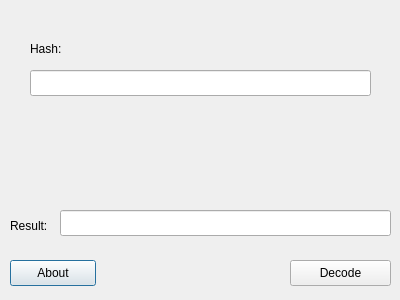
Before: the Qt Designer form decode.ui in PuruPuru71/httagen, drawn with Qt 5.
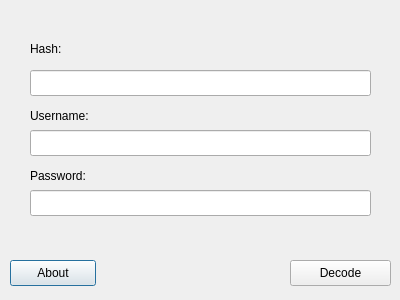
After: the same form once the commit is applied.

Commit message: implement mostly functional decoder

```diff
--- a/decode.ui
+++ b/decode.ui
@@ -51,25 +51,31 @@
   <widget class="QLabel" name="resultLabel">
    <property name="geometry">
     <rect>
-     <x>10</x>
-     <y>210</y>
-     <width>41</width>
+     <x>30</x>
+     <y>100</y>
+     <width>71</width>
      <height>31</height>
     </rect>
    </property>
    <property name="text">
-    <string>Result:</string>
+    <string>Username:</string>
    </property>
   </widget>
-  <widget class="QLineEdit" name="resultField">
+  <widget class="QLineEdit" name="usernameField">
+   <property name="enabled">
+    <bool>true</bool>
+   </property>
    <property name="geometry">
     <rect>
-     <x>60</x>
-     <y>210</y>
-     <width>331</width>
+     <x>30</x>
+     <y>130</y>
+     <width>341</width>
      <height>26</height>
     </rect>
    </property>
+   <property name="readOnly">
+    <bool>true</bool>
+   </property>
   </widget>
   <widget class="QPushButton" name="aboutBtn">
    <property name="geometry">
@@ -97,6 +103,35 @@
     <string>Decode</string>
    </property>
   </widget>
+  <widget class="QLabel" name="passwordLabel">
+   <property name="geometry">
+    <rect>
+     <x>30</x>
+     <y>160</y>
+     <width>71</width>
+     <height>31</height>
+    </rect>
+   </property>
+   <property name="text">
+    <string>Password:</string>
+   </property>
+  </widget>
+  <widget class="QLineEdit" name="passwordField">
+   <property name="enabled">
+    <bool>true</bool>
+   </property>
+   <property name="geometry">
+    <rect>
+     <x>30</x>
+     <y>190</y>
+     <width>341</width>
+     <height>26</height>
+    </rect>
+   </property>
+   <property name="readOnly">
+    <bool>true</bool>
+   </property>
+  </widget>
  </widget>
  <resources/>
  <connections/>
```
Left out of the diff: 2 changed lines with no effect on the pictures. The commit also changes 1 other file.
